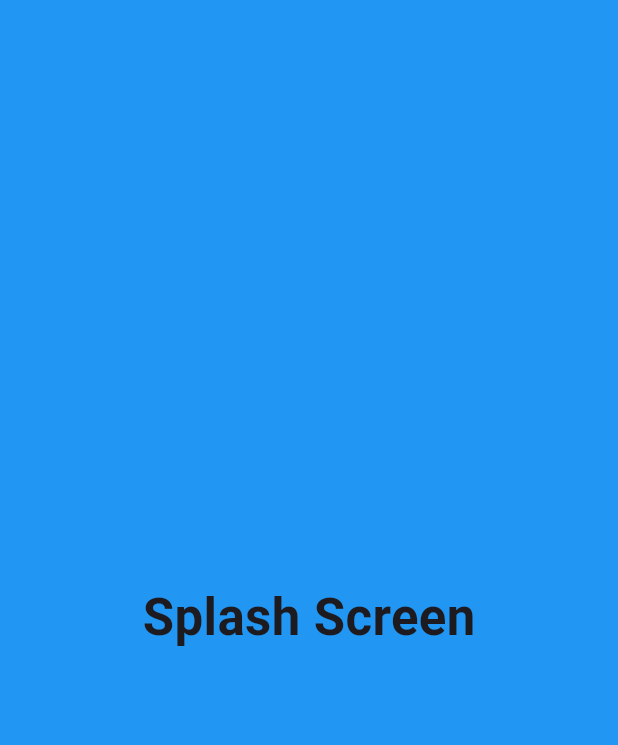
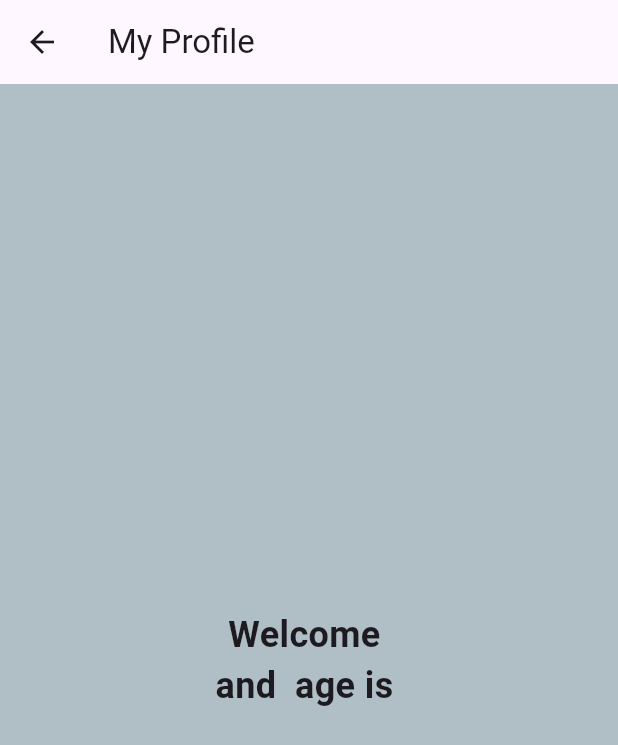
Before and after one commit to jainsourab99/splash_screen, a Flutter app: the screen it shows after launch, after a tap on "Next", on a phone screen of 412 x 824 dp. Shown: the top 745 px of the screen. Run offline on Flutter 3.47's test engine with Material 3 defaults, Android fonts, the phone set to English and light mode, and no system bars.

Commit message:
Passing data from one VC to ANother

```diff
--- a/lib/main.dart
+++ b/lib/main.dart
@@ -1,4 +1,5 @@
 import 'package:flutter/material.dart';
+import 'package:splash_screen/profile_screen.dart';
 import 'package:splash_screen/splash_screen.dart';
 
 void main() {
@@ -57,6 +58,9 @@ class MyHomePage extends StatefulWidget {
 }
 
 class _MyHomePageState extends State<MyHomePage> {
+  var nameControllet = TextEditingController();
+  var ageControllet = TextEditingController();
+
   @override
   Widget build(BuildContext context) {
     return Scaffold(
@@ -70,23 +74,43 @@ class _MyHomePageState extends State<MyHomePage> {
         title: Text(widget.title),
       ),
       body: Center(
+        child: Container(
+          width: 400,
           child: Column(
             mainAxisAlignment: MainAxisAlignment.center,
             children: [
-            Text(
+              const Text(
                 "Initial After SplashScreen",
                 style: TextStyle(fontSize: 24, fontWeight: FontWeight.bold),
               ),
-            SizedBox(
+              const SizedBox(
+                height: 20,
+              ),
+              TextField(
+                controller: nameControllet,
+              ),
+              const SizedBox(
+                height: 20,
+              ),
+              TextField(
+                controller: ageControllet,
+              ),
+              const SizedBox(
                 height: 20,
               ),
               ElevatedButton(
                   onPressed: () {
-                  Navigator.push(context,
-                      MaterialPageRoute(builder: (context) => SplashScreen()));
+                    Navigator.push(
+                        context,
+                        MaterialPageRoute(
+                            builder: (context) => ProfileScreen(
+                                  name: nameControllet.text.toString(),
+                                  age: ageControllet.text.toString(),
+                                )));
                   },
-                child: Text("Next"))
+                  child: const Text("Next"))
             ],
+          ),
         ),
       ),
     );
--- /dev/null
+++ b/lib/profile_screen.dart
@@ -0,0 +1,35 @@
+import 'package:flutter/material.dart';
+
+class ProfileScreen extends StatelessWidget {
+  String name, age;
+  ProfileScreen({required this.name, required this.age, super.key});
+
+  @override
+  Widget build(BuildContext context) {
+    return Scaffold(
+      appBar: AppBar(
+        title: const Text("My Profile"),
+      ),
+      body: Container(
+        color: Colors.blueGrey.shade200,
+        child: Center(
+          child: Column(
+            mainAxisAlignment: MainAxisAlignment.center,
+            children: [
+              Text(
+                "Welcome $name",
+                style:
+                    const TextStyle(fontSize: 24, fontWeight: FontWeight.bold),
+              ),
+              Text(
+                "and $name age is $age",
+                style:
+                    const TextStyle(fontSize: 24, fontWeight: FontWeight.bold),
+              )
+            ],
+          ),
+        ),
+      ),
+    );
+  }
+}
```
Lines whose indentation alone changed are shown as unchanged.
